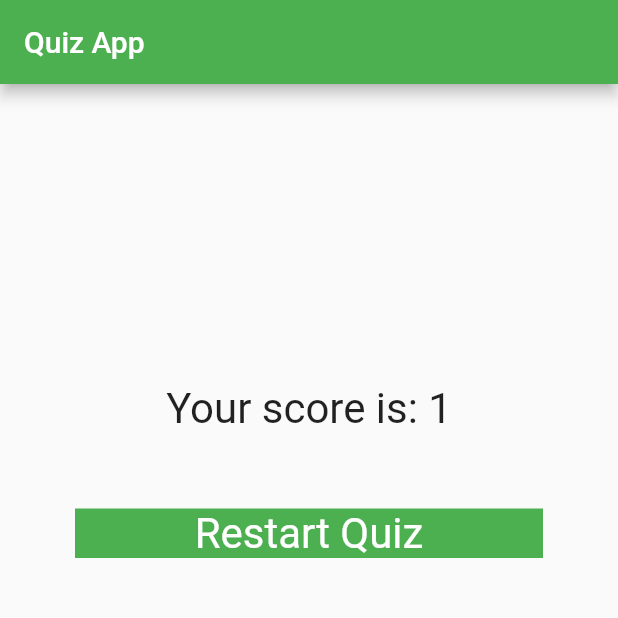
After one commit to AmorimGabrielCE/FlutterProjectsPrototypes, a Flutter app: the screen it shows after launch, after a tap on "Jerusalem", on a phone screen of 412 x 824 dp, the top half of it. The commit adds this screen. Run offline on Flutter 3.47's test engine with Material 2 defaults, Android fonts, the phone set to English and light mode, and no system bars.

Commit message:
Inital commit of Quiz App prototype, with only 1 question and result page.

```diff
--- a/quizapp_prototype/lib/main.dart
+++ b/quizapp_prototype/lib/main.dart
@@ -1,4 +1,5 @@
 import 'package:flutter/material.dart';
+import './result.dart';
 
 void main() => runApp(MyApp());
 
@@ -14,14 +15,18 @@ class _MyAppState extends State<MyApp> {
       'answer1': 'Jerusalem',
       'answer2': 'Tel Aviv',
       'answer3': 'Ramla',
-      'answer4': 'Acre'
+      'answer4': 'Acre',
+      'ans1_score': 1,
+      'ans2_score': 0,
+      'ans3_score': 0,
+      'ans4_score': 0,
     }
   ];
 
   int _questionIndex = 0;
   int _totalScore = 0;
 
-  void ResetQuiz() {
+  void _resetQuiz() {
     setState(() {
       _questionIndex = 0;
       _totalScore = 0;
@@ -34,6 +39,7 @@ class _MyAppState extends State<MyApp> {
       print("Answer chosen!");
       _questionIndex += 1;
     });
+    print(_totalScore);
   }
 
   @override
@@ -44,7 +50,8 @@ class _MyAppState extends State<MyApp> {
             title: Text('Quiz App'),
             backgroundColor: Colors.green,
           ),
-        body: Column(
+          body: _questionIndex < _questions.length
+              ? Column(
                   children: [
                     Image.asset('assets/Israel.jpg'),
                     Container(
@@ -56,6 +63,7 @@ class _MyAppState extends State<MyApp> {
                       alignment: Alignment.center,
                       color: Colors.green,
                       height: 50,
+                      margin: EdgeInsets.only(bottom: 10),
                     ),
                     Container(
                       child: InkWell(
@@ -63,6 +71,10 @@ class _MyAppState extends State<MyApp> {
                           _questions[_questionIndex]['answer1'] as String,
                           style: TextStyle(color: Colors.white, fontSize: 25),
                         ),
+                        onTap: () {
+                          _answerQuestion(
+                              _questions[_questionIndex]['ans1_score']);
+                        },
                       ),
                       width: double.infinity,
                       color: Colors.green,
@@ -76,6 +88,10 @@ class _MyAppState extends State<MyApp> {
                           _questions[_questionIndex]['answer2'] as String,
                           style: TextStyle(color: Colors.white, fontSize: 25),
                         ),
+                        onTap: () {
+                          _answerQuestion(
+                              _questions[_questionIndex]['ans2_score']);
+                        },
                       ),
                       width: double.infinity,
                       color: Colors.green,
@@ -89,6 +105,10 @@ class _MyAppState extends State<MyApp> {
                           _questions[_questionIndex]['answer3'] as String,
                           style: TextStyle(color: Colors.white, fontSize: 25),
                         ),
+                        onTap: () {
+                          _answerQuestion(
+                              _questions[_questionIndex]['ans3_score']);
+                        },
                       ),
                       width: double.infinity,
                       color: Colors.green,
@@ -102,6 +122,10 @@ class _MyAppState extends State<MyApp> {
                           _questions[_questionIndex]['answer4'] as String,
                           style: TextStyle(color: Colors.white, fontSize: 25),
                         ),
+                        onTap: () {
+                          _answerQuestion(
+                              _questions[_questionIndex]['ans4_score']);
+                        },
                       ),
                       width: double.infinity,
                       color: Colors.green,
@@ -110,8 +134,8 @@ class _MyAppState extends State<MyApp> {
                       alignment: Alignment.center,
                     ),
                   ],
-        ),
-      ),
+                )
+              : Result(_totalScore, _resetQuiz)),
     );
   }
 }
--- /dev/null
+++ b/quizapp_prototype/lib/result.dart
@@ -0,0 +1,38 @@
+import 'package:flutter/material.dart';
+
+class Result extends StatelessWidget {
+  final int resultScore;
+  final Function resetHandler;
+
+  Result(this.resultScore, this.resetHandler);
+
+  @override
+  Widget build(BuildContext context) {
+    return Center(
+      child: Column(
+        children: [
+          Container(
+            child: Text(
+              'Your score is: $resultScore',
+              style: TextStyle(fontSize: 28),
+            ),
+            margin: EdgeInsets.only(top: 200),
+          ),
+          Container(
+            child: InkWell(
+              child: Text(
+                'Restart Quiz',
+                style: TextStyle(fontSize: 28, color: Colors.white),
+              ),
+              onTap: resetHandler,
+            ),
+            width: double.infinity,
+            color: Colors.green,
+            margin: EdgeInsetsDirectional.all(50),
+            alignment: Alignment.center,
+          )
+        ],
+      ),
+    );
+  }
+}
```
Lines whose indentation alone changed are shown as unchanged.
